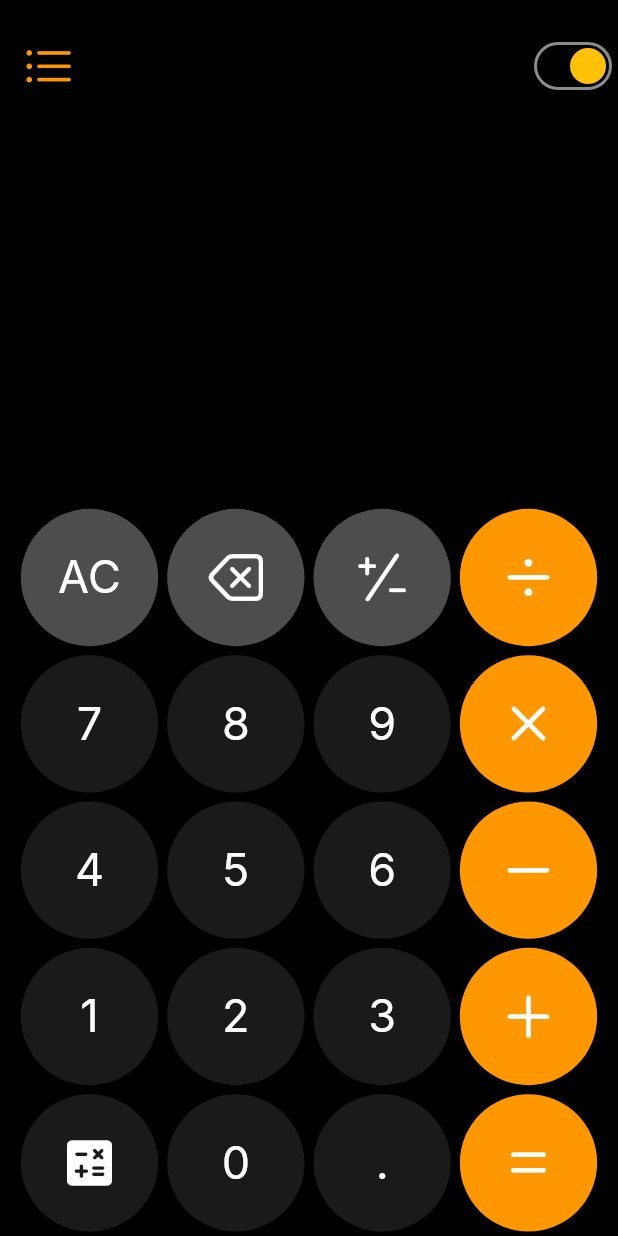
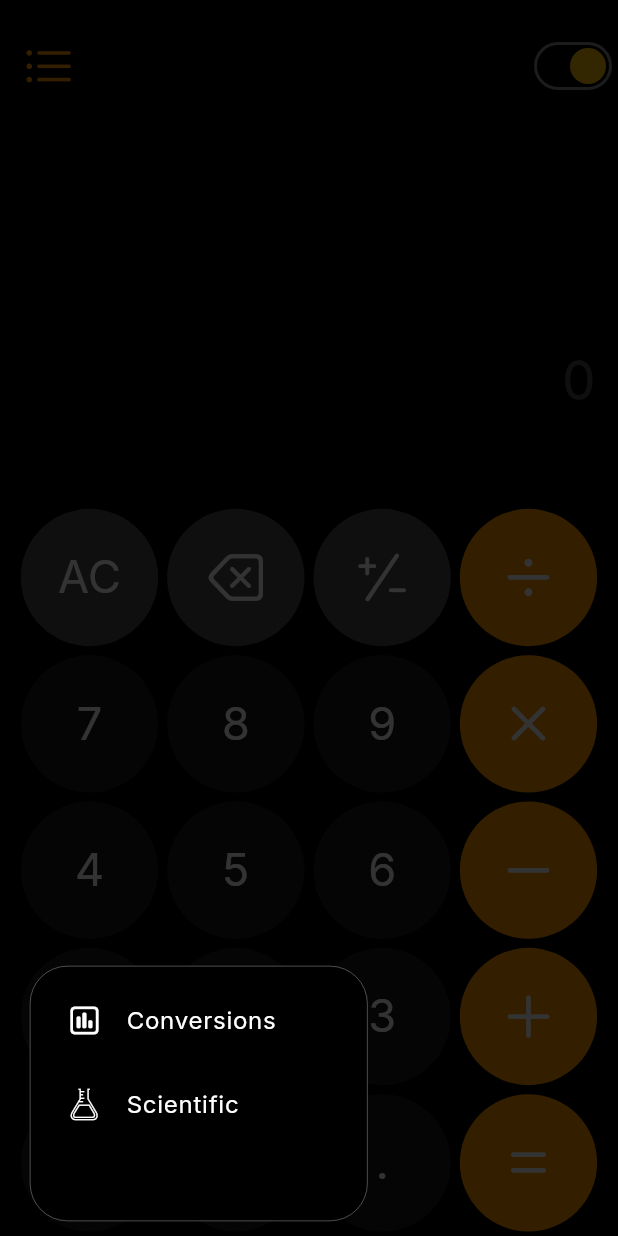
Before and after one commit to mahendra189/calculator_app, a Flutter app: the screen it shows after launch, after a tap on the "calculate" icon, on a phone screen of 412 x 824 dp. Run offline on Flutter 3.47's test engine with Material 3 defaults, Android fonts, the phone set to English and light mode, and no system bars; our stand-ins replace google_fonts.

Commit message:
working menu for screens

```diff
--- a/lib/screens/calc.dart
+++ b/lib/screens/calc.dart
@@ -1,7 +1,9 @@
+import 'package:calculator/screens/conversion.dart';
 import 'package:calculator/widgets/button.dart';
 import 'package:flutter/cupertino.dart';
 import 'package:flutter/material.dart';
 import 'package:google_fonts/google_fonts.dart';
+import 'dart:ui';
 
 class Calc extends StatefulWidget {
   final Function changeTheme;
@@ -69,6 +71,7 @@ class _CalcScreen extends State<Calc> with SingleTickerProviderStateMixin {
   late Animation<Offset> _pageAnimation;
   bool _isDrawerOpen = false;
   List<String> historyDB = [];
+  bool _isMenuOpen = false;
 
   @override
   void initState() {
@@ -145,7 +148,9 @@ class _CalcScreen extends State<Calc> with SingleTickerProviderStateMixin {
   }
 
   void evaluate(String value) {
-    if (space.isNotEmpty) {
+    if (input.isNotEmpty &&
+        space.isNotEmpty &&
+        !operators.contains(input[input.length - 1])) {
       setState(() {
         historyDB.add("$input=$space");
         input = space;
@@ -223,6 +228,7 @@ class _CalcScreen extends State<Calc> with SingleTickerProviderStateMixin {
 
   // evaluation function
   void evaluation(String eq) {
+    if (eq.isNotEmpty) {
       int v = eq.codeUnitAt(eq.length - 1);
       if (v >= 48 && v <= 57 && operators.any((e) => eq.contains(e))) {
         List<dynamic> sep = _extract(eq);
@@ -261,6 +267,7 @@ class _CalcScreen extends State<Calc> with SingleTickerProviderStateMixin {
         setState(() {
           space = sep[0].toString();
         });
+      }
     }
   }
 
@@ -309,6 +316,19 @@ class _CalcScreen extends State<Calc> with SingleTickerProviderStateMixin {
       children: [
         SlideTransition(position: _drawerAnimation, child: history()),
         SlideTransition(position: _pageAnimation, child: calcPage()),
+        _isMenuOpen
+            ? GestureDetector(
+                onTap: () {
+                  setState(() {
+                    _isMenuOpen = false;
+                  });
+                },
+                child: Container(
+                  color: Colors.black
+                      .withOpacity(0.8), // Semi-transparent overlay color
+                ))
+            : const SizedBox.shrink(),
+        _isMenuOpen ? calcMenu() : const SizedBox.shrink()
       ],
     );
   }
@@ -495,7 +515,11 @@ class _CalcScreen extends State<Calc> with SingleTickerProviderStateMixin {
               content: "",
               label: buttonIcon(Icons.calculate_rounded),
               bg: Theme.of(context).canvasColor,
-              onClick: onChange),
+              onClick: (String value) {
+                setState(() {
+                  _isMenuOpen = true;
+                });
+              }),
           Button(
               content: "0",
               label: buttonText("0"),
@@ -533,7 +557,7 @@ class _CalcScreen extends State<Calc> with SingleTickerProviderStateMixin {
       child: Column(
         crossAxisAlignment: CrossAxisAlignment.start,
         children: <Widget>[
-          SizedBox(height: 50),
+          const SizedBox(height: 50),
           Row(
             mainAxisAlignment: MainAxisAlignment.center,
             children: [
@@ -601,4 +625,53 @@ class _CalcScreen extends State<Calc> with SingleTickerProviderStateMixin {
       ),
     );
   }
+
+  Widget calcMenu() {
+    return Positioned(
+      bottom: 10,
+      left: 20,
+      child: Container(
+        decoration: BoxDecoration(
+          color: Colors.black,
+          borderRadius: BorderRadius.circular(25),
+          border: Border.all(width: 0.2, color: Theme.of(context).focusColor),
+        ),
+        width: 225,
+        height: 170,
+        alignment: const Alignment(10, 10),
+        padding: const EdgeInsets.all(8.0),
+        child: Column(
+          children: [
+            ListTile(
+              onTap: () {
+                Future.microtask(() {
+                  Navigator.push(
+                    context,
+                    MaterialPageRoute(builder: (context) => Conversions()),
+                  );
+                });
+                setState(() {
+                  _isMenuOpen = false;
+                });
+              },
+              leading: Icon(
+                CupertinoIcons.chart_bar_square,
+                color: Theme.of(context).focusColor,
+              ),
+              title: Text("Conversions",
+                  style: TextStyle(color: Theme.of(context).focusColor)),
+            ),
+            ListTile(
+              leading: Icon(
+                CupertinoIcons.lab_flask,
+                color: Theme.of(context).focusColor,
+              ),
+              title: Text("Scientific",
+                  style: TextStyle(color: Theme.of(context).focusColor)),
+            ),
+          ],
+        ),
+      ),
+    );
   }
+}
```
Also changed, not shown: lib/screens/conversion.dart (+10 -9 lines). Lines whose indentation alone changed are shown as unchanged.
